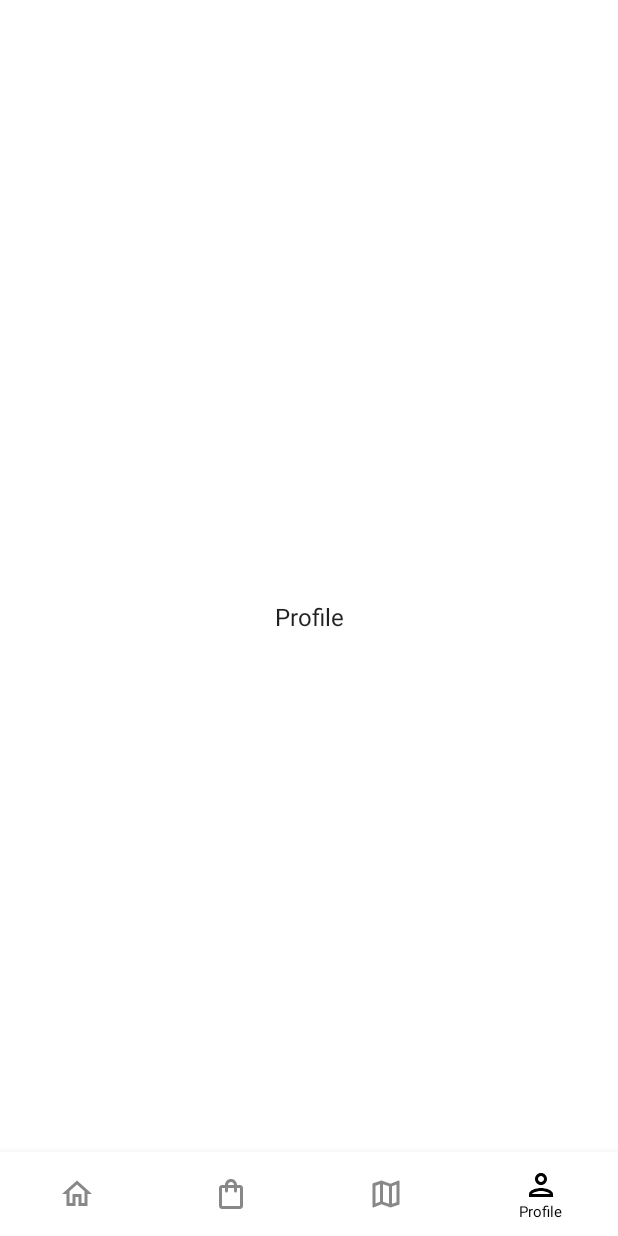
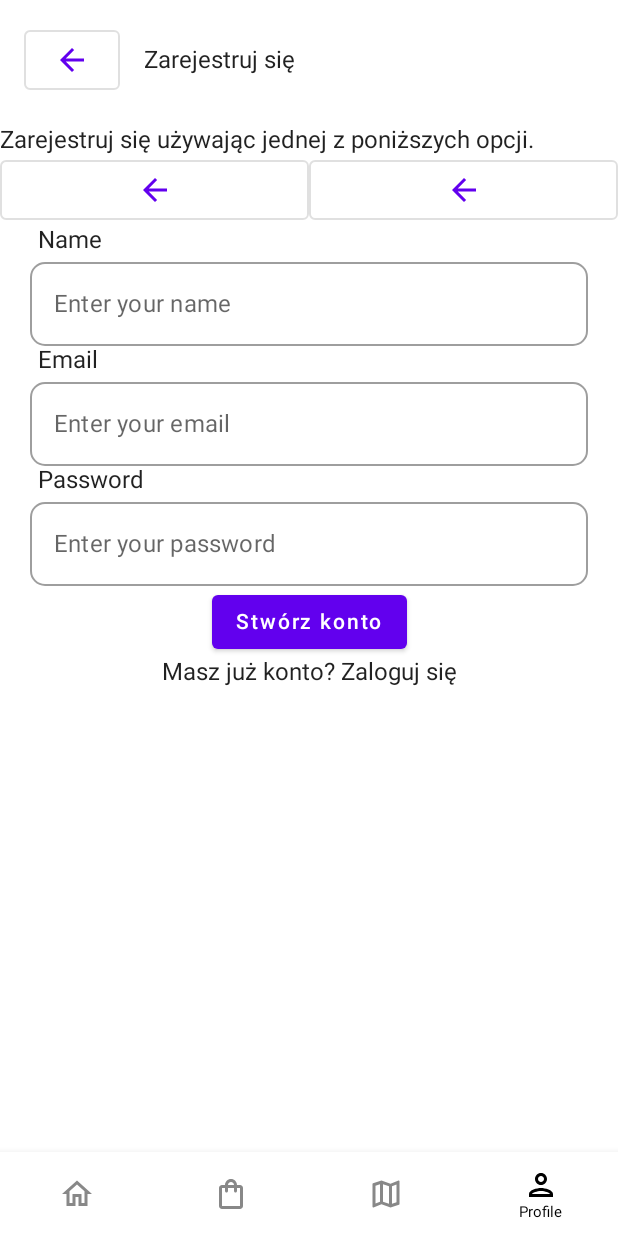
Before and after one commit to Cuyer/Restaurantio, an Android app built with Jetpack Compose: the ProfileScreen screen opened through its navigation route, on a phone screen of 412 x 824 dp. Before the commit the screen is almost empty. Run offline under Robolectric (Android 15) with nearby library versions, the phone set to English and light mode, and no system bars; our stand-ins replace constraintlayout-compose.

Commit message:
no comment

```diff
--- a/app/src/main/AndroidManifest.xml
+++ b/app/src/main/AndroidManifest.xml
@@ -14,7 +14,7 @@
         android:theme="@style/Theme.App.Starting"
         tools:targetApi="31">
         <activity
-            android:name=".MainActivity"
+            android:name="com.cuyer.restaurantio.presentation.MainActivity"
             android:exported="true"
             android:label="@string/app_name"
             android:theme="@style/Theme.App.Starting">
--- a/app/src/main/java/com/cuyer/restaurantio/bottomnav/BottomNav.kt
+++ /dev/null
@@ -1,165 +0,0 @@
-package com.cuyer.restaurantio.bottomnav
-
-import androidx.compose.foundation.isSystemInDarkTheme
-import androidx.compose.foundation.layout.Box
-import androidx.compose.foundation.layout.Column
-import androidx.compose.foundation.layout.fillMaxSize
-import androidx.compose.material.BottomNavigation
-import androidx.compose.material.BottomNavigationItem
-import androidx.compose.material.Icon
-import androidx.compose.material.SnackbarDefaults.backgroundColor
-import androidx.compose.material.Text
-import androidx.compose.runtime.Composable
-import androidx.compose.ui.Alignment
-import androidx.compose.ui.Alignment.Companion.CenterHorizontally
-import androidx.compose.ui.Modifier
-import androidx.compose.ui.graphics.Color
-import androidx.compose.ui.text.style.TextAlign
-import androidx.compose.ui.unit.dp
-import androidx.compose.ui.unit.sp
-import androidx.navigation.NavController
-import androidx.navigation.NavHostController
-import androidx.navigation.compose.NavHost
-import androidx.navigation.compose.composable
-import androidx.navigation.compose.currentBackStackEntryAsState
-
-@Composable
-fun Navigation (navController: NavHostController) {
-
-    NavHost(navController = navController, startDestination = "home" ) {
-
-        composable("home") {
-            HomeScreen()
-        }
-
-        composable("orders") {
-            OrdersScreen()
-        }
-
-        composable("map") {
-            MapScreen()
-        }
-
-        composable("profile") {
-            ProfileScreen()
-        }
-
-    }
-}
-
-@Composable
-fun BottomNavigationBar(
-    items: List<BottomNavItem>,
-    navController: NavController,
-    modifier: Modifier = Modifier,
-    onItemClick: (BottomNavItem) -> Unit
-) {
-    if (isSystemInDarkTheme()) {
-    val backStackEntry = navController.currentBackStackEntryAsState()
-    BottomNavigation(
-        modifier = modifier,
-        backgroundColor = Color.Black,
-        elevation = 8.dp
-    ) {
-        items.forEach { item ->
-            val selected = item.route == backStackEntry.value?.destination?.route
-            BottomNavigationItem(
-                selected = selected,
-                onClick = { onItemClick(item) },
-                unselectedContentColor = Color.Gray,
-                selectedContentColor = Color.White,
-                icon = {
-                    Column(horizontalAlignment = CenterHorizontally) {
-                        Icon(
-                            imageVector = item.icon,
-                            contentDescription = item.name
-                        )
-                        if (selected) {
-                            Text(
-                                text = item.name,
-                                textAlign = TextAlign.Center,
-                                fontSize = 10.sp
-                            )
-                        }
-                    }
-
-                }
-            )
-        }
-     }
-  } else {
-        val backStackEntry = navController.currentBackStackEntryAsState()
-        BottomNavigation(
-            modifier = modifier,
-            backgroundColor = Color.White,
-            elevation = 8.dp
-        ) {
-            items.forEach { item ->
-                val selected = item.route == backStackEntry.value?.destination?.route
-                BottomNavigationItem(
-                    selected = selected,
-                    onClick = { onItemClick(item) },
-                    selectedContentColor = Color.Black,
-                    unselectedContentColor = Color.Gray,
-                    icon = {
-                        Column(horizontalAlignment = CenterHorizontally) {
-                            Icon(
-                                imageVector = item.icon,
-                                contentDescription = item.name
-                            )
-                            if (selected) {
-                                Text(
-                                    text = item.name,
-                                    textAlign = TextAlign.Center,
-                                    fontSize = 10.sp
-                                )
-                            }
-                        }
-
-                    }
-                )
-            }
-        }
-    }
-}
-
-
-@Composable
-fun HomeScreen() {
-    Box(
-        modifier = Modifier.fillMaxSize(),
-        contentAlignment = Alignment.Center
-    ) {
-        Text(text = "Home screen")
-    }
-}
-
-@Composable
-fun OrdersScreen() {
-    Box(
-        modifier = Modifier.fillMaxSize(),
-        contentAlignment = Alignment.Center
-    ) {
-        Text(text = "Orders")
-    }
-}
-
-@Composable
-fun MapScreen() {
-    Box(
-        modifier = Modifier.fillMaxSize(),
-        contentAlignment = Alignment.Center
-    ) {
-        Text(text = "Map")
-    }
-}
-
-@Composable
-fun ProfileScreen() {
-    Box(
-        modifier = Modifier.fillMaxSize(),
-        contentAlignment = Alignment.Center
-    ) {
-        Text(text = "Profile")
-    }
-}
--- a/app/src/main/java/com/cuyer/restaurantio/viewmodels/MainActivityViewModel.kt
+++ b/app/src/main/java/com/cuyer/restaurantio/domain/viewmodels/MainActivityViewModel.kt
@@ -1,4 +1,4 @@
-package com.cuyer.restaurantio.viewmodels
+package com.cuyer.restaurantio.domain.viewmodels
 
 import androidx.lifecycle.ViewModel
 import androidx.lifecycle.viewModelScope
--- /dev/null
+++ b/app/src/main/java/com/cuyer/restaurantio/presentation/bottomnav/BottomNav.kt
@@ -0,0 +1,355 @@
+package com.cuyer.restaurantio.presentation.bottomnav
+
+import android.provider.MediaStore
+import androidx.compose.foundation.gestures.Orientation
+import androidx.compose.foundation.gestures.scrollable
+import androidx.compose.foundation.isSystemInDarkTheme
+import androidx.compose.foundation.layout.*
+import androidx.compose.foundation.rememberScrollState
+import androidx.compose.foundation.shape.RoundedCornerShape
+import androidx.compose.foundation.verticalScroll
+import androidx.compose.material.*
+import androidx.compose.material.icons.Icons
+import androidx.compose.material.icons.filled.ArrowBack
+import androidx.compose.material.icons.filled.Person
+import androidx.compose.material.icons.outlined.ArrowBack
+import androidx.compose.material.icons.outlined.Person
+import androidx.compose.runtime.*
+import androidx.compose.ui.Alignment
+import androidx.compose.ui.Alignment.Companion.CenterHorizontally
+import androidx.compose.ui.Modifier
+import androidx.compose.ui.graphics.Color
+import androidx.compose.ui.text.input.TextFieldValue
+import androidx.compose.ui.text.style.TextAlign
+import androidx.compose.ui.unit.dp
+import androidx.compose.ui.unit.sp
+import androidx.constraintlayout.compose.ChainStyle
+import androidx.constraintlayout.compose.ConstraintLayout
+import androidx.constraintlayout.compose.Dimension
+import androidx.navigation.NavController
+import androidx.navigation.NavHostController
+import androidx.navigation.compose.NavHost
+import androidx.navigation.compose.composable
+import androidx.navigation.compose.currentBackStackEntryAsState
+import com.cuyer.restaurantio.presentation.composables.ButtonWithImage
+import com.cuyer.restaurantio.presentation.composables.Credentials
+import com.cuyer.restaurantio.presentation.composables.StandardButton
+
+@Composable
+fun Navigation (navController: NavHostController) {
+
+    NavHost(navController = navController, startDestination = "home" ) {
+
+        composable("home") {
+            HomeScreen()
+        }
+
+        composable("orders") {
+            OrdersScreen()
+        }
+
+        composable("map") {
+            MapScreen()
+        }
+
+        composable("profile") {
+            ProfileScreen()
+        }
+
+    }
+}
+
+@Composable
+fun BottomNavigationBar(
+    items: List<BottomNavItem>,
+    navController: NavController,
+    modifier: Modifier = Modifier,
+    onItemClick: (BottomNavItem) -> Unit
+) {
+    if (isSystemInDarkTheme()) {
+    val backStackEntry = navController.currentBackStackEntryAsState()
+    BottomNavigation(
+        modifier = modifier,
+        backgroundColor = Color.Black,
+        elevation = 8.dp
+    ) {
+        items.forEach { item ->
+            val selected = item.route == backStackEntry.value?.destination?.route
+            BottomNavigationItem(
+                selected = selected,
+                onClick = { onItemClick(item) },
+                unselectedContentColor = Color.Gray,
+                selectedContentColor = Color.White,
+                icon = {
+                    Column(horizontalAlignment = CenterHorizontally) {
+                        Icon(
+                            imageVector = item.icon,
+                            contentDescription = item.name
+                        )
+                        if (selected) {
+                            Text(
+                                text = item.name,
+                                textAlign = TextAlign.Center,
+                                fontSize = 10.sp
+                            )
+                        }
+                    }
+
+                }
+            )
+        }
+     }
+  } else {
+        val backStackEntry = navController.currentBackStackEntryAsState()
+        BottomNavigation(
+            modifier = modifier,
+            backgroundColor = Color.White,
+            elevation = 8.dp
+        ) {
+            items.forEach { item ->
+                val selected = item.route == backStackEntry.value?.destination?.route
+                BottomNavigationItem(
+                    selected = selected,
+                    onClick = { onItemClick(item) },
+                    selectedContentColor = Color.Black,
+                    unselectedContentColor = Color.Gray,
+                    icon = {
+                        Column(horizontalAlignment = CenterHorizontally) {
+                            Icon(
+                                imageVector = item.icon,
+                                contentDescription = item.name
+                            )
+                            if (selected) {
+                                Text(
+                                    text = item.name,
+                                    textAlign = TextAlign.Center,
+                                    fontSize = 10.sp
+                                )
+                            }
+                        }
+
+                    }
+                )
+            }
+        }
+    }
+}
+
+
+@Composable
+fun HomeScreen() {
+    Box(
+        modifier = Modifier.fillMaxSize(),
+        contentAlignment = Alignment.Center
+    ) {
+        Text(text = "Home screen")
+    }
+}
+
+@Composable
+fun OrdersScreen() {
+    Box(
+        modifier = Modifier.fillMaxSize(),
+        contentAlignment = Alignment.Center
+    ) {
+        Text(text = "Orders")
+    }
+}
+
+@Composable
+fun MapScreen() {
+    Box(
+        modifier = Modifier.fillMaxSize(),
+        contentAlignment = Alignment.Center
+    ) {
+        Text(text = "Map")
+    }
+}
+
+@Composable
+fun ProfileScreen() {
+
+    ConstraintLayout(
+        modifier = Modifier
+            .verticalScroll(rememberScrollState())
+            .fillMaxSize(),
+    ) {
+        val(backButton, signUpTextField, textField, googleButton, appleButton,
+            credentialsName, credentialsEmail, credentialsPassword, credentialsNameText,
+            credentialsEmailText, credentialsPasswordText,
+            createAccountButton, textField2 ) = createRefs()
+        createHorizontalChain(googleButton,appleButton, chainStyle = ChainStyle.Packed)
+
+        OutlinedButton(
+            onClick = { /* Do something */ },
+            // Assign reference "button" to the Button composable
+            // and constrain it to the top of the ConstraintLayout
+            modifier = Modifier.constrainAs(backButton) {
+                top.linkTo(parent.top, margin = 16.dp)
+                start.linkTo(parent.start, margin = 16.dp)
+            }
+        ) {
+            Icon(imageVector = Icons.Outlined.ArrowBack, contentDescription = "Back Button")
+        }
+
+        // Assign reference "text" to the Text composable
+        // and constrain it to the bottom of the Button composable
+        Text("Zarejestruj się", Modifier.constrainAs(signUpTextField) {
+            start.linkTo(backButton.end, margin = 16.dp)
+            top.linkTo(backButton.top)
+            bottom.linkTo(backButton.bottom)
+        })
+
+        Text(
+            text = "Zarejestruj się używając jednej z poniższych opcji.",
+            modifier = Modifier
+                .constrainAs(textField) {
+                    start.linkTo(parent.start)
+                    top.linkTo(backButton.bottom, margin = 20.dp)
+                }
+        )
+
+        OutlinedButton(
+            onClick = { /* Do something */ },
+            // Assign reference "button" to the Button composable
+            // and constrain it to the top of the ConstraintLayout
+            modifier = Modifier.constrainAs(googleButton) {
+                top.linkTo(textField.bottom)
+                width = Dimension.fillToConstraints
+            }
+        ) {
+            Icon(imageVector = Icons.Outlined.ArrowBack, contentDescription = "Back Button")
+        }
+
+        OutlinedButton(
+            onClick = { /* Do something */ },
+            // Assign reference "button" to the Button composable
+            // and constrain it to the top of the ConstraintLayout
+            modifier = Modifier.constrainAs(appleButton) {
+                top.linkTo(textField.bottom)
+                width = Dimension.fillToConstraints
+            }
+        ) {
+            Icon(imageVector = Icons.Outlined.ArrowBack, contentDescription = "Back Button")
+        }
+
+        var text by remember { mutableStateOf(TextFieldValue("")) }
+
+        Text(
+            modifier = Modifier
+                .constrainAs(credentialsNameText)
+                {
+                    bottom.linkTo(credentialsName.top)
+                    start.linkTo(parent.start)
+                    top.linkTo(googleButton.bottom)
+
+                }
+                .fillMaxWidth()
+                .padding(25.dp, 0.dp, 20.dp, 5.dp),
+            text = "Name")
+
+        OutlinedTextField(
+            value = text,
+            onValueChange = { newText -> text = newText},
+            placeholder = { Text(text = "Enter your name") },
+            modifier = Modifier
+                .constrainAs(credentialsName)
+                {
+                    top.linkTo(credentialsNameText.bottom)
+                    start.linkTo(parent.start)
+                    end.linkTo(parent.end)
+                }
+                .fillMaxWidth()
+                .padding(20.dp, 0.dp, 20.dp, 0.dp),
+            shape = RoundedCornerShape(10.dp),
+        )
+
+
+
+        Text(
+            modifier = Modifier
+                .constrainAs(credentialsEmailText)
+                {
+                    top.linkTo(credentialsName.bottom)
+                    start.linkTo(parent.start)
+
+
+                }
+                .fillMaxWidth()
+                .padding(25.dp, 0.dp, 20.dp, 5.dp),
+            text = "Email")
+
+        OutlinedTextField(
+            value = text,
+            onValueChange = { newText -> text = newText},
+            placeholder = { Text(text = "Enter your email") },
+            modifier = Modifier
+                .constrainAs(credentialsEmail)
+                {
+                    top.linkTo(credentialsEmailText.bottom)
+                    start.linkTo(parent.start)
+                    end.linkTo(parent.end)
+                }
+                .fillMaxWidth()
+                .padding(20.dp, 0.dp, 20.dp, 0.dp),
+            shape = RoundedCornerShape(10.dp),
+        )
+
+
+
+        Text(
+            modifier = Modifier
+                .constrainAs(credentialsPasswordText)
+                {
+                    start.linkTo(parent.start)
+                    top.linkTo(credentialsEmail.bottom)
+
+                }
+                .fillMaxWidth()
+                .padding(25.dp, 0.dp, 20.dp, 5.dp),
+            text = "Password")
+
+        OutlinedTextField(
+            value = text,
+            onValueChange = { newText -> text = newText},
+            placeholder = { Text(text = "Enter your password") },
+            modifier = Modifier
+                .constrainAs(credentialsPassword)
+                {
+                    top.linkTo(credentialsPasswordText.bottom)
+                    start.linkTo(parent.start)
+                    end.linkTo(parent.end)
+                }
+                .fillMaxWidth()
+                .padding(20.dp, 0.dp, 20.dp, 0.dp),
+            shape = RoundedCornerShape(10.dp),
+        )
+
+        Button(
+            onClick = { /* Do something */ },
+            // Assign reference "button" to the Button composable
+            // and constrain it to the top of the ConstraintLayout
+            modifier = Modifier.constrainAs(createAccountButton) {
+                top.linkTo(credentialsPassword.bottom)
+                start.linkTo(parent.start)
+                end.linkTo(parent.end)
+            }
+        ) {
+            Text(text = "Stwórz konto")
+        }
+
+        Text(
+            text = "Masz już konto? Zaloguj się",
+            modifier = Modifier
+                .constrainAs(textField2) {
+                    start.linkTo(parent.start)
+                    end.linkTo(parent.end)
+                    top.linkTo(createAccountButton.bottom)
+                }
+        )
+
+
+
+
+    }
+}
--- a/app/src/main/java/com/cuyer/restaurantio/bottomnav/BottomNavItem.kt
+++ b/app/src/main/java/com/cuyer/restaurantio/presentation/bottomnav/BottomNavItem.kt
@@ -1,4 +1,4 @@
-package com.cuyer.restaurantio.bottomnav
+package com.cuyer.restaurantio.presentation.bottomnav
 
 import androidx.compose.ui.graphics.vector.ImageVector
 
--- a/app/src/main/java/com/cuyer/restaurantio/ui/theme/Color.kt
+++ b/app/src/main/java/com/cuyer/restaurantio/presentation/ui/theme/Color.kt
@@ -1,4 +1,4 @@
-package com.cuyer.restaurantio.ui.theme
+package com.cuyer.restaurantio.presentation.ui.theme
 
 import androidx.compose.ui.graphics.Color
 
--- a/app/src/main/java/com/cuyer/restaurantio/ui/theme/Shape.kt
+++ b/app/src/main/java/com/cuyer/restaurantio/presentation/ui/theme/Shape.kt
@@ -1,4 +1,4 @@
-package com.cuyer.restaurantio.ui.theme
+package com.cuyer.restaurantio.presentation.ui.theme
 
 import androidx.compose.foundation.shape.RoundedCornerShape
 import androidx.compose.material.Shapes
--- a/app/src/main/java/com/cuyer/restaurantio/ui/theme/Theme.kt
+++ b/app/src/main/java/com/cuyer/restaurantio/presentation/ui/theme/Theme.kt
@@ -1,4 +1,4 @@
-package com.cuyer.restaurantio.ui.theme
+package com.cuyer.restaurantio.presentation.ui.theme
 
 import androidx.compose.foundation.isSystemInDarkTheme
 import androidx.compose.material.MaterialTheme
--- a/app/src/main/java/com/cuyer/restaurantio/ui/theme/Type.kt
+++ b/app/src/main/java/com/cuyer/restaurantio/presentation/ui/theme/Type.kt
@@ -1,4 +1,4 @@
-package com.cuyer.restaurantio.ui.theme
+package com.cuyer.restaurantio.presentation.ui.theme
 
 import androidx.compose.material.Typography
 import androidx.compose.ui.text.TextStyle
```
Also changed, not shown: app/src/main/java/com/cuyer/restaurantio/presentation/MainActivity.kt (renamed from app/src/main/java/com/cuyer/restaurantio/MainActivity.kt, +8 -64 lines), app/src/main/java/com/cuyer/restaurantio/presentation/composables/ProfileScreenComposables.kt (added, +87 -0 lines).
